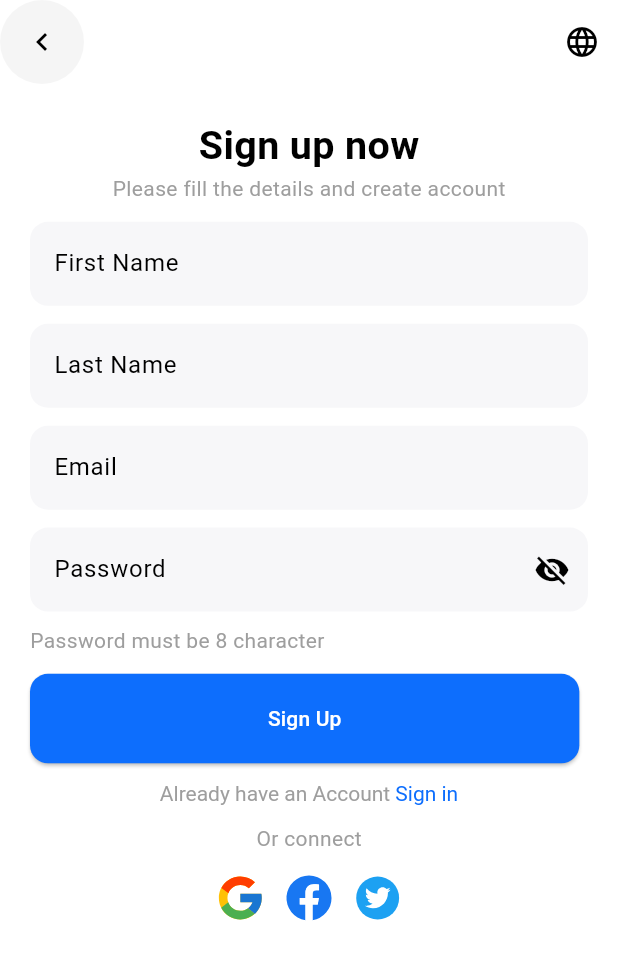
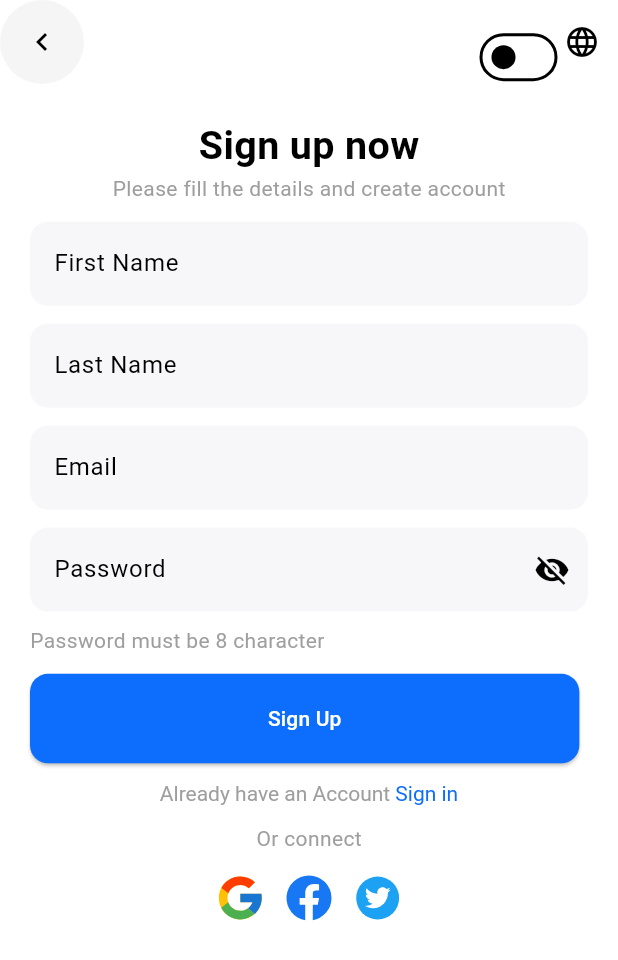
Before and after one commit to lagman5006/uz_travel, a Flutter app: the OnboardingPage screen opened directly, after a tap on "skip", on a phone screen of 412 x 824 dp. Shown: the top 960 px of the screen. Run offline on Flutter 3.47's test engine with Material 3 defaults, Android fonts, the phone set to English and light mode, and no system bars; our stand-ins replace cloud_firestore, easy_localization, firebase_auth, firebase_core, flutter_screenutil, flutter_svg and 2 more; accounts and stored records are empty.

```diff
--- a/lib/views/home_page.dart
+++ b/lib/views/home_page.dart
@@ -12,7 +12,6 @@
     return Consumer<UzTravelProvider>(
       builder: (context, uzTravelProvider, child) {
         return Scaffold(
-          backgroundColor: Colors.white,
           appBar: AppBar(
 
             backgroundColor: Colors.white,
--- a/lib/views/login/sign_up.dart
+++ b/lib/views/login/sign_up.dart
@@ -31,10 +31,8 @@
     return Consumer<UzTravelProvider>(
       builder: (context, uzTravelProvider, child) {
         return Scaffold(
-          backgroundColor: Colors.white,
           appBar: AppBar(
             elevation: 0,
-            backgroundColor: Colors.white,
             automaticallyImplyLeading: false,
             leading: GestureDetector(
               onTap: () {
@@ -53,6 +51,16 @@
             ),
 
             actions: [
+              SizedBox(
+                width: 30.w,
+                height: 30.h,
+                child: SwitchListTile(
+                  value: uzTravelProvider.isDarkMode,
+                  onChanged: (value) {
+                    uzTravelProvider.toggleTheme(value);
+                  },
+                ),
+              ),
               PopupMenuButton<Locale>(
                 icon: const Icon(Icons.language, color: Colors.black),
                 onSelected: (Locale locale) {
@@ -111,6 +119,7 @@
                         keyboardType: TextInputType.name,
                         decoration: InputDecoration(
                           hintText: 'first_name'.tr(),
+                          hintStyle: Theme.of(context).textTheme.bodyLarge,
                           filled: true,
                           fillColor: const Color(0xFFF7F7F9),
                           border: OutlineInputBorder(
--- a/lib/views/onboarding_page.dart
+++ b/lib/views/onboarding_page.dart
@@ -19,7 +19,7 @@
               child: Column(
                 children: [
                   SizedBox(
-                    height: 520.h,
+                    height: 550.h,
                     child: Stack(
                       children: [
                         PageView.builder(
--- a/lib/widgets/apptheme.dart
+++ b/lib/widgets/apptheme.dart
@@ -15,6 +15,7 @@
   );
 
   static final ThemeData darkTheme = ThemeData(
+    appBarTheme: AppBarTheme(color: Colors.black),
     brightness: Brightness.dark,
     primaryColor: Colors.blue,
     scaffoldBackgroundColor: Colors.black,
@@ -23,7 +24,7 @@
       secondary: Colors.blueGrey,
     ),
     textTheme: TextTheme(
-      bodyLarge: TextStyle(color: Colors.white),
+      bodyLarge: TextStyle(color: Colors.red),
 
     )
   );
```
